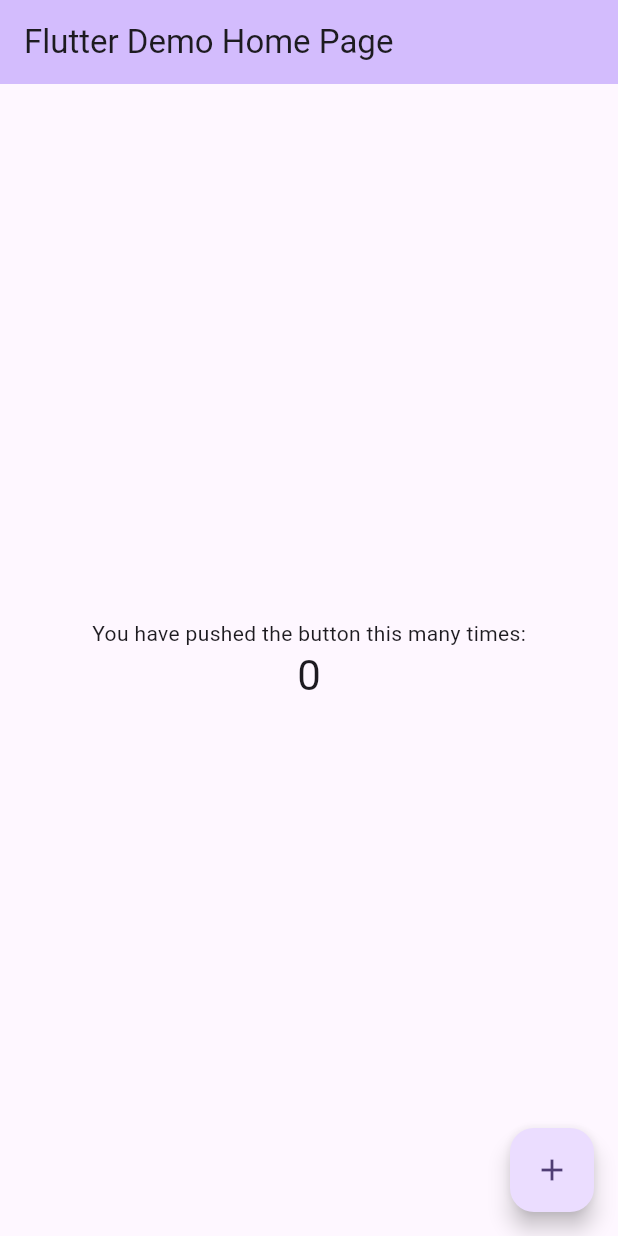
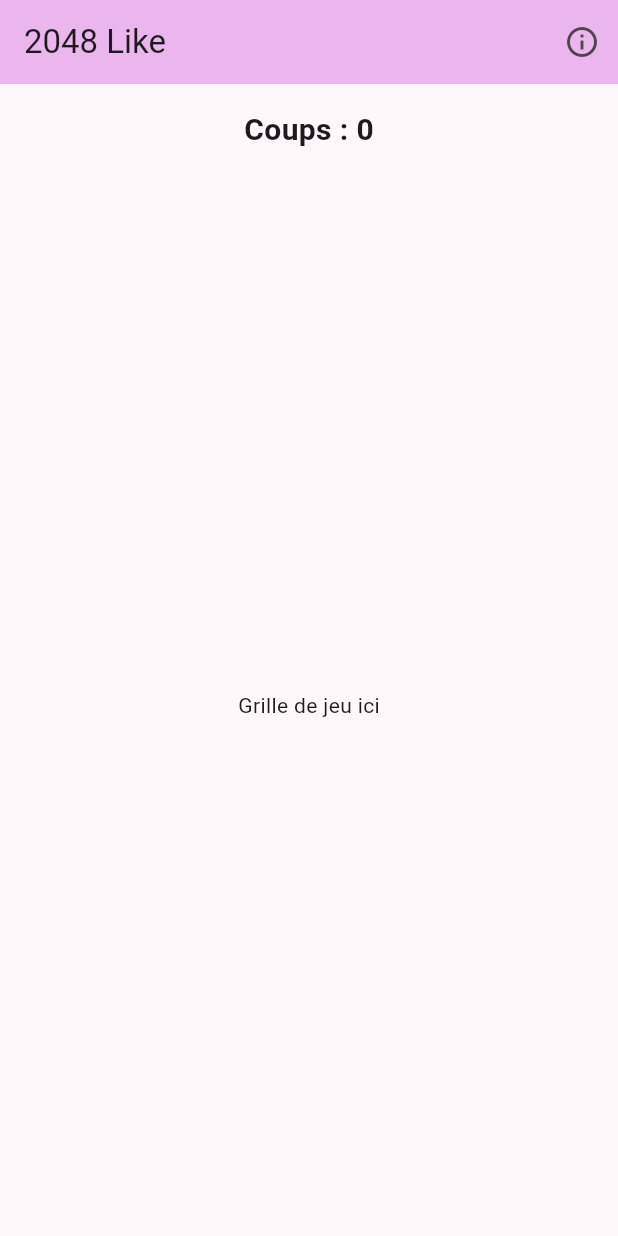
Before and after one commit to Nakougiko/game_2048_like, a Flutter app: the screen it shows after launch, on a phone screen of 412 x 824 dp. Run offline on Flutter 3.47's test engine with Material 3 defaults, Android fonts, the light colour scheme and no system bars.

Commit message:
début du projet, mise en place de l'architecture des dossiers mise en place d'une AppBar, d'un bouton info, mise en place de texte statique pour voir le début de l'interface

```diff
--- a/lib/main.dart
+++ b/lib/main.dart
@@ -1,4 +1,5 @@
 import 'package:flutter/material.dart';
+import 'screens/home_screen.dart';
 
 void main() {
   runApp(const MyApp());
@@ -7,119 +8,17 @@ void main() {
 class MyApp extends StatelessWidget {
   const MyApp({super.key});
 
-  // This widget is the root of your application.
-  @override
-  Widget build(BuildContext context) {
+ @override
+ Widget build(BuildContext context) {
     return MaterialApp(
-      title: 'Flutter Demo',
+      title: '2048 Like',
       theme: ThemeData(
-        // This is the theme of your application.
-        //
-        // TRY THIS: Try running your application with "flutter run". You'll see
-        // the application has a purple toolbar. Then, without quitting the app,
-        // try changing the seedColor in the colorScheme below to Colors.green
-        // and then invoke "hot reload" (save your changes or press the "hot
-        // reload" button in a Flutter-supported IDE, or press "r" if you used
-        // the command line to start the app).
-        //
-        // Notice that the counter didn't reset back to zero; the application
-        // state is not lost during the reload. To reset the state, use hot
-        // restart instead.
-        //
-        // This works for code too, not just values: Most code changes can be
-        // tested with just a hot reload.
-        colorScheme: ColorScheme.fromSeed(seedColor: Colors.deepPurple),
+        visualDensity: VisualDensity.adaptivePlatformDensity,
+        colorScheme: ColorScheme.fromSeed(seedColor: Colors.purple),
         useMaterial3: true,
       ),
-      home: const MyHomePage(title: 'Flutter Demo Home Page'),
+      home: HomeScreen(),
+      debugShowCheckedModeBanner: false,
     );
   }
 }
-
-class MyHomePage extends StatefulWidget {
-  const MyHomePage({super.key, required this.title});
-
-  // This widget is the home page of your application. It is stateful, meaning
-  // that it has a State object (defined below) that contains fields that affect
-  // how it looks.
-
-  // This class is the configuration for the state. It holds the values (in this
-  // case the title) provided by the parent (in this case the App widget) and
-  // used by the build method of the State. Fields in a Widget subclass are
-  // always marked "final".
-
-  final String title;
-
-  @override
-  State<MyHomePage> createState() => _MyHomePageState();
-}
-
-class _MyHomePageState extends State<MyHomePage> {
-  int _counter = 0;
-
-  void _incrementCounter() {
-    setState(() {
-      // This call to setState tells the Flutter framework that something has
-      // changed in this State, which causes it to rerun the build method below
-      // so that the display can reflect the updated values. If we changed
-      // _counter without calling setState(), then the build method would not be
-      // called again, and so nothing would appear to happen.
-      _counter++;
-    });
-  }
-
-  @override
-  Widget build(BuildContext context) {
-    // This method is rerun every time setState is called, for instance as done
-    // by the _incrementCounter method above.
-    //
-    // The Flutter framework has been optimized to make rerunning build methods
-    // fast, so that you can just rebuild anything that needs updating rather
-    // than having to individually change instances of widgets.
-    return Scaffold(
-      appBar: AppBar(
-        // TRY THIS: Try changing the color here to a specific color (to
-        // Colors.amber, perhaps?) and trigger a hot reload to see the AppBar
-        // change color while the other colors stay the same.
-        backgroundColor: Theme.of(context).colorScheme.inversePrimary,
-        // Here we take the value from the MyHomePage object that was created by
-        // the App.build method, and use it to set our appbar title.
-        title: Text(widget.title),
-      ),
-      body: Center(
-        // Center is a layout widget. It takes a single child and positions it
-        // in the middle of the parent.
-        child: Column(
-          // Column is also a layout widget. It takes a list of children and
-          // arranges them vertically. By default, it sizes itself to fit its
-          // children horizontally, and tries to be as tall as its parent.
-          //
-          // Column has various properties to control how it sizes itself and
-          // how it positions its children. Here we use mainAxisAlignment to
-          // center the children vertically; the main axis here is the vertical
-          // axis because Columns are vertical (the cross axis would be
-          // horizontal).
-          //
-          // TRY THIS: Invoke "debug painting" (choose the "Toggle Debug Paint"
-          // action in the IDE, or press "p" in the console), to see the
-          // wireframe for each widget.
-          mainAxisAlignment: MainAxisAlignment.center,
-          children: <Widget>[
-            const Text(
-              'You have pushed the button this many times:',
-            ),
-            Text(
-              '$_counter',
-              style: Theme.of(context).textTheme.headlineMedium,
-            ),
-          ],
-        ),
-      ),
-      floatingActionButton: FloatingActionButton(
-        onPressed: _incrementCounter,
-        tooltip: 'Increment',
-        child: const Icon(Icons.add),
-      ), // This trailing comma makes auto-formatting nicer for build methods.
-    );
-  }
-}
--- /dev/null
+++ b/lib/screens/home_screen.dart
@@ -0,0 +1,46 @@
+import 'package:flutter/material.dart';
+
+class HomeScreen extends StatelessWidget {
+  @override
+  Widget build(BuildContext context) {
+    return Scaffold(
+      appBar: AppBar(
+        title: const Text('2048 Like'),
+        backgroundColor: Theme.of(context).colorScheme.inversePrimary,
+        actions: [
+          IconButton(
+            icon: const Icon(Icons.info_outline),
+            onPressed: () {
+              // Affiche une boite de dialogue av les informations
+              showAboutDialog(
+                  context: context,
+                  applicationName: '2048 Like',
+                  children: [
+                    const Text('Un jeu 2048, développé en Flutter par GOULOIS Lukas'),
+                  ],
+              );
+            }
+          ),
+        ],
+      ),
+      body: Column(
+        children: [
+          Padding(
+              padding: const EdgeInsets.all(16.0),
+              child: Text(
+                "Coups : 0", // Texte statique temporaire pour le compteur de coups
+                style: TextStyle(fontSize: 20, fontWeight: FontWeight.bold),
+              ),
+          ),
+          Expanded(
+            child: Center(
+              child: Text(
+                "Grille de jeu ici", // Texte statique temporaire pour la grille de jeu
+              ),
+            ),
+          )
+        ],
+      ),
+    );
+  }
+}
```
